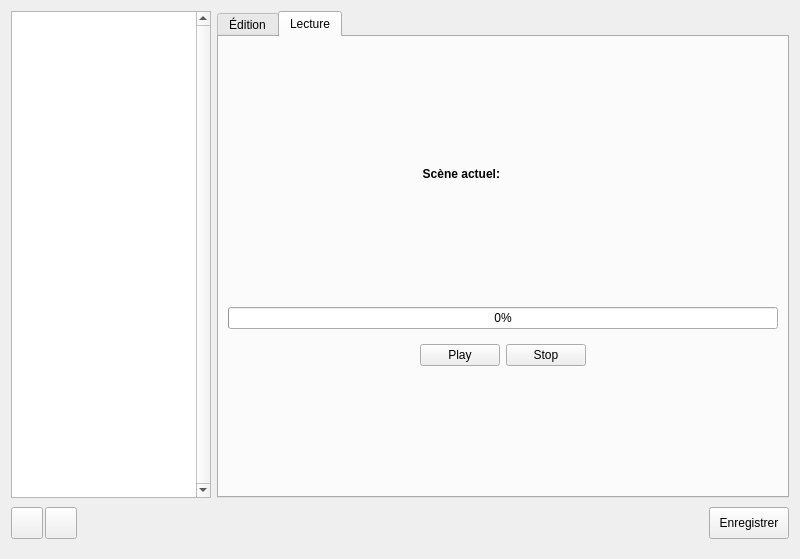
Above: widgetgestionsequences.ui from Dthibault/theatre2013 before the change. Below: the same form after it.
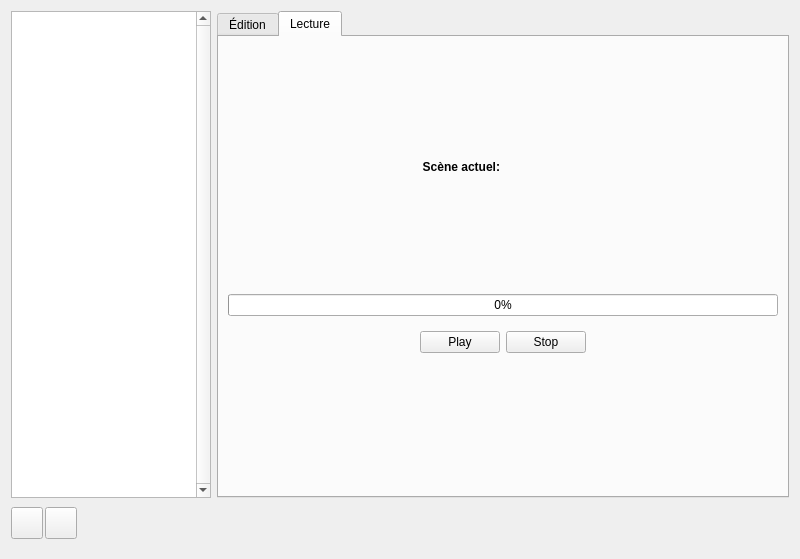
That is the form after the change. The open tabs and pages were chosen to show the change. Icons and pictures are not drawn.

```diff
--- a/widgetgestionsequences.ui
+++ b/widgetgestionsequences.ui
@@ -190,6 +190,9 @@
                  <height>16777215</height>
                 </size>
                </property>
+               <property name="suffix">
+                <string> s</string>
+               </property>
                <property name="maximum">
                 <number>3600</number>
                </property>
@@ -373,6 +376,16 @@
             </layout>
            </widget>
           </item>
+          <item>
+           <widget class="QLabel" name="labelEtatSequence">
+            <property name="text">
+             <string/>
+            </property>
+            <property name="alignment">
+             <set>Qt::AlignCenter</set>
+            </property>
+           </widget>
+          </item>
           <item>
            <spacer name="verticalSpacer_2">
             <property name="orientation">
@@ -424,29 +437,6 @@
            </property>
           </spacer>
          </item>
-         <item>
-          <widget class="QPushButton" name="boutonEnregistrer">
-           <property name="maximumSize">
-            <size>
-             <width>16777215</width>
-             <height>32</height>
-            </size>
-           </property>
-           <property name="text">
-            <string>Enregistrer</string>
-           </property>
-           <property name="icon">
-            <iconset resource="ressources.qrc">
-             <normaloff>:/new/images/images/REC.png</normaloff>:/new/images/images/REC.png</iconset>
-           </property>
-           <property name="iconSize">
-            <size>
-             <width>32</width>
-             <height>32</height>
-            </size>
-           </property>
-          </widget>
-         </item>
         </layout>
        </widget>
       </item>
```
